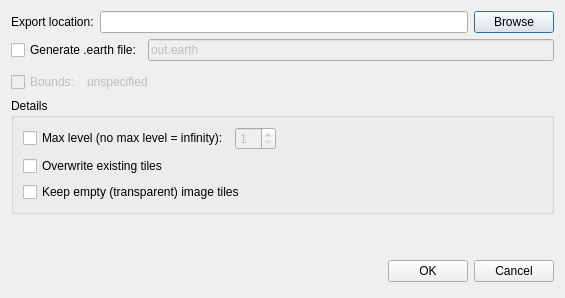
gwaldron/osgearth, file src/applications/osgearth_package_qt/ExportDialog.ui: the form before one commit.
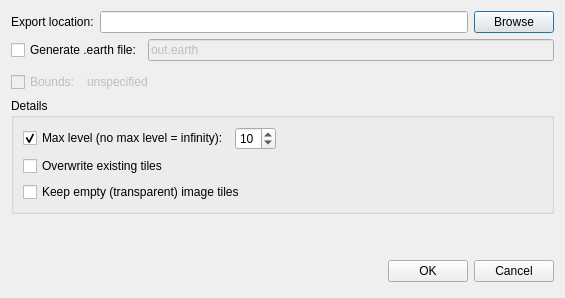
The form after the commit.

```diff
--- a/src/applications/osgearth_package_qt/ExportDialog.ui
+++ b/src/applications/osgearth_package_qt/ExportDialog.ui
@@ -115,18 +115,24 @@
           <property name="text">
            <string>Max level (no max level = infinity):</string>
           </property>
+          <property name="checked">
+           <bool>true</bool>
+          </property>
          </widget>
         </item>
         <item>
          <widget class="QSpinBox" name="maxLevelSpinBox">
           <property name="enabled">
-           <bool>false</bool>
+           <bool>true</bool>
           </property>
           <property name="minimum">
            <number>1</number>
           </property>
           <property name="maximum">
-           <number>20</number>
+           <number>99</number>
+          </property>
+          <property name="value">
+           <number>10</number>
           </property>
          </widget>
         </item>
```
